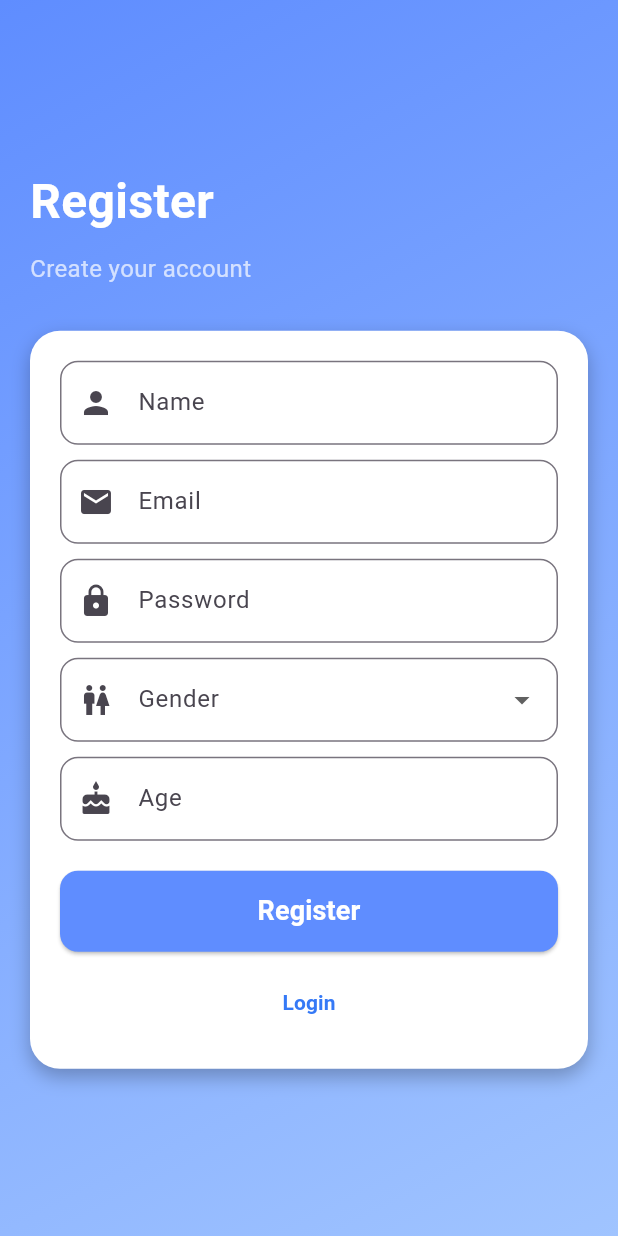
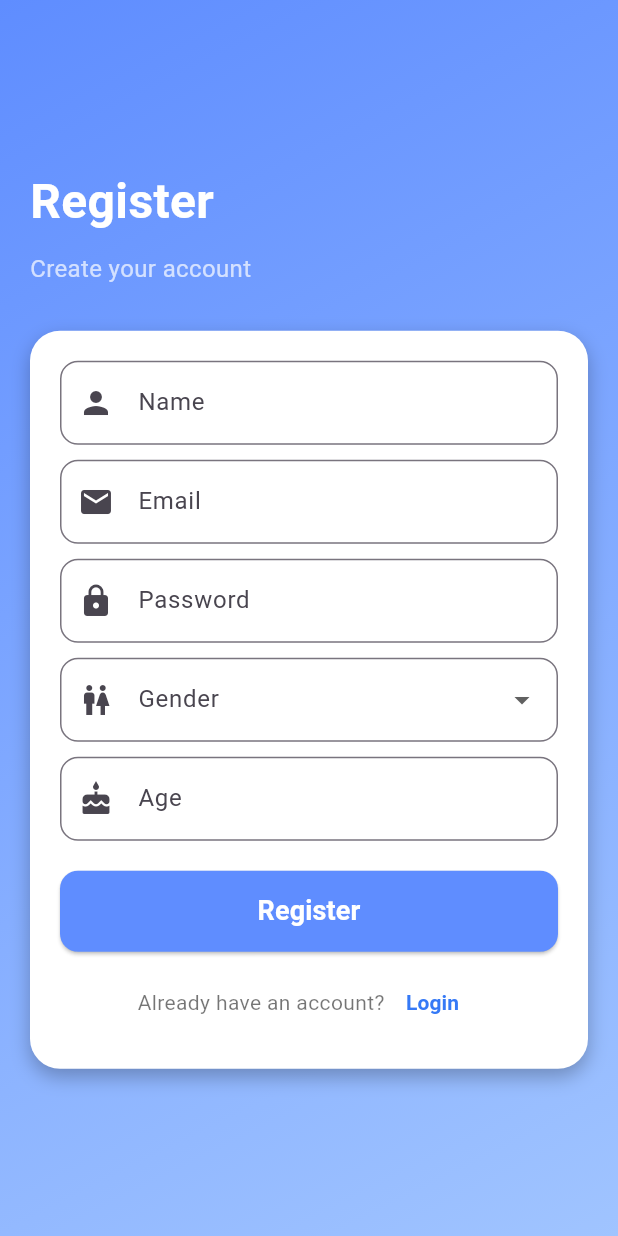
Before and after one commit to danakhairallah/DIY-Project, a Flutter app: the RegisterPage screen opened by its route, on a phone screen of 412 x 824 dp. Run offline on Flutter 3.47's test engine with Material 3 defaults, Android fonts, the light colour scheme and no system bars; our stand-ins replace flutter_secure_storage, image_picker, shared_preferences, table_calendar; accounts and stored records are empty.

Commit message:
Update registration_page.dart

```diff
--- a/lib/screens/registration_page.dart
+++ b/lib/screens/registration_page.dart
@@ -210,6 +210,15 @@ class _RegisterPageState extends State<RegisterPage> {
                           ),
                         ),
                         const SizedBox(height: 10),
+                        Row(
+                          mainAxisAlignment: MainAxisAlignment.center,
+                          children: [
+                            Text(
+                              loc.translate('Already have an account?'),
+                              style:TextStyle(
+                                  fontSize: 14, color: Colors.black54
+                              ) ,
+                            ),
                             TextButton(
                               onPressed: () {
                                 Navigator.pop(context);
@@ -224,6 +233,8 @@ class _RegisterPageState extends State<RegisterPage> {
                             ),
                           ],
                         ),
+                      ],
+                    ),
                   ),
                 ),
               ],
```
Lines whose indentation alone changed are shown as unchanged.
